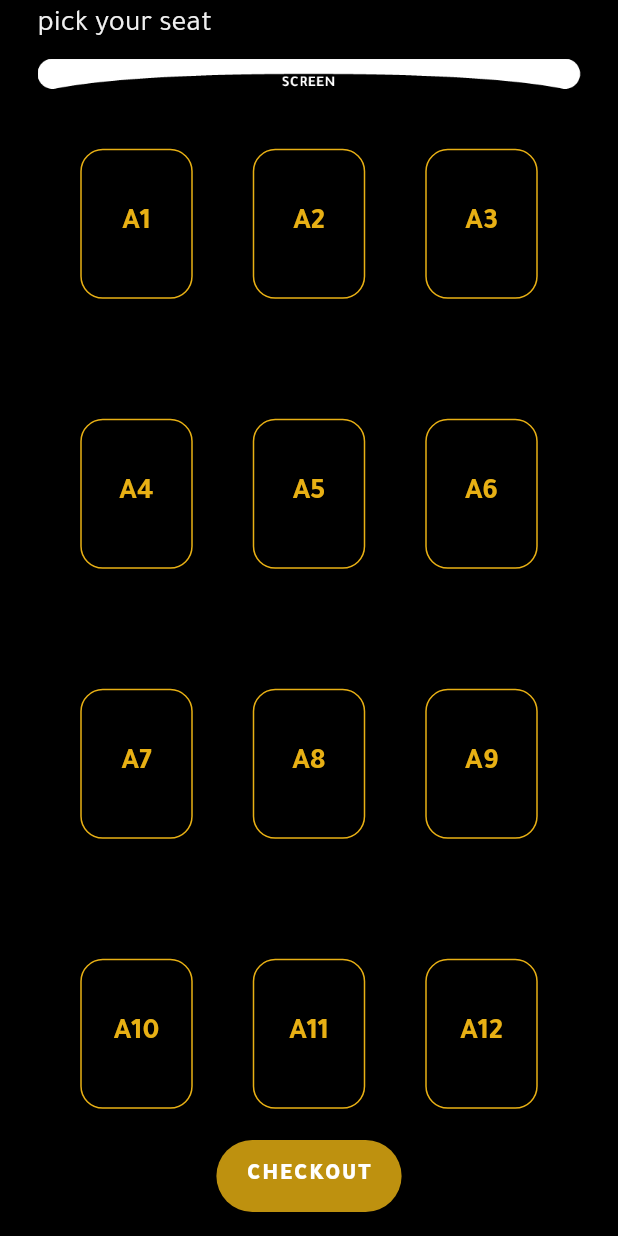
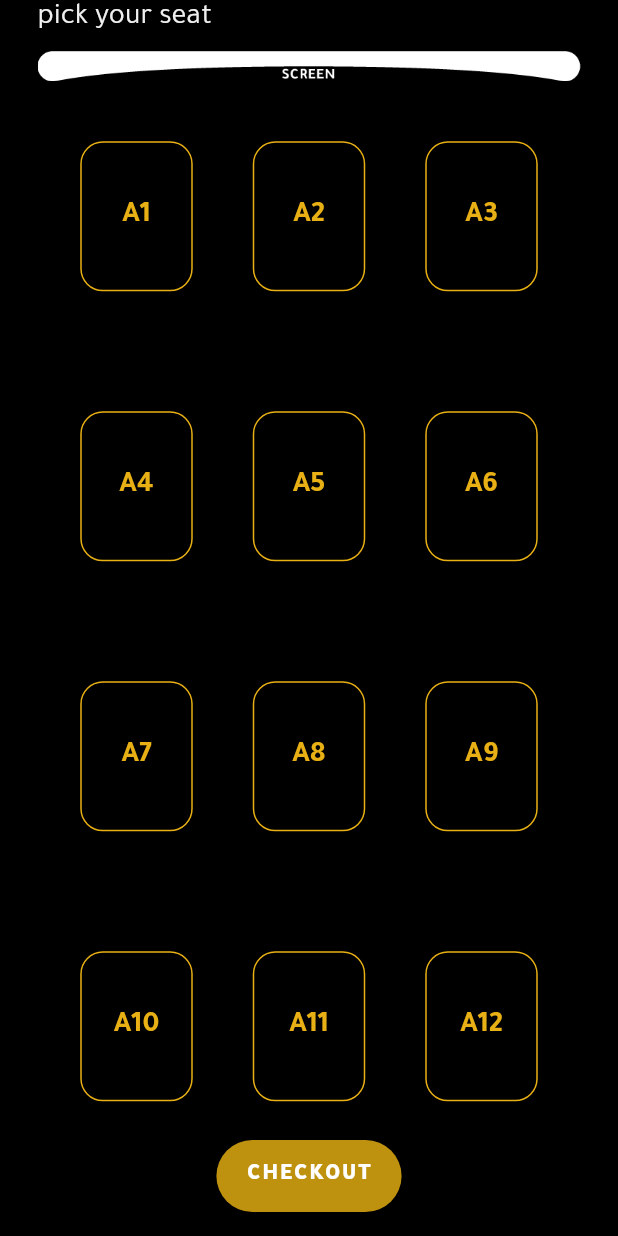
Before and after one commit to seanka/Flutter-Moovi-App, a Flutter app: the ThirdPage screen opened directly with empty values, scrolled down 170 dp, on a phone screen of 412 x 824 dp. Run offline on Flutter 3.47's test engine with Material 2 defaults, Android fonts, the phone set to English and light mode, and no system bars; our stand-ins replace carousel_slider.

Commit message:
building forthpage, fixed padding in thirdpage

```diff
--- a/lib/thirdPage.dart
+++ b/lib/thirdPage.dart
@@ -7,7 +7,7 @@ import 'package:moovi/FirstContainer.dart';
 import 'forthPage.dart';
 import 'package:intl/intl.dart';
 import 'constant.dart';
-var isOn = [];
+List<String> isOn = [];
 
 class SeatButton extends StatefulWidget {
   final String position;
@@ -77,7 +77,7 @@ class ThirdPage extends StatelessWidget {
       body: SafeArea(
         child: SingleChildScrollView(
           child: Padding(
-            padding: const EdgeInsets.only(left: 25, right: 25, top: 5, bottom: 50),
+            padding: const EdgeInsets.only(left: 20, right: 20, bottom: 50),
             child: Column(
               crossAxisAlignment: CrossAxisAlignment.start,
               children: <Widget> [
@@ -126,19 +126,21 @@ class ThirdPage extends StatelessWidget {
                       ),
                       Positioned(
                         bottom: 40,
+                        left: 5,
                         child: Text(movieDataMap[index]!.title, style: ThemeText.whiteBigTextOne,),
                       ),
                       Positioned(
                         bottom: 0,
-                      child: Text(date.format(now).toString(), style: ThemeText.orangeBigText,),
+                        left: 5,
+                        child: Text(date.format(now).toString(), style: ThemeText.orangeBigText,),
                       ),
                     ]),
                 const Padding(
-                  padding: EdgeInsets.only(top: 20),
+                  padding: EdgeInsets.only(top: 20, left: 5, right: 5),
                   child: Text('pick your seat', style: ThemeText.smallDescription,),
                 ),
                 Padding(
-                  padding: const EdgeInsets.only(top: 10),
+                  padding: const EdgeInsets.only(top: 10, left: 5, right: 5),
                   child: Image.asset('assets/images/screen.png'),
                 ),
                 Row(
@@ -179,7 +181,7 @@ class ThirdPage extends StatelessWidget {
         ),
       ),
       floatingActionButton: FloatingActionButton.extended(
-        onPressed: (){Navigator.push(context, MaterialPageRoute(builder: (context) => ForthPage()));},
+        onPressed: (){Navigator.push(context, MaterialPageRoute(builder: (context) => ForthPage(isOn: isOn)));},
         backgroundColor: const Color.fromRGBO(190, 145, 15, 1),
         elevation: 2,
         label: const Text('CHECKOUT', style: ThemeText.FABtext),
```
Also changed, not shown: lib/forthPage.dart (+20 -5 lines).
